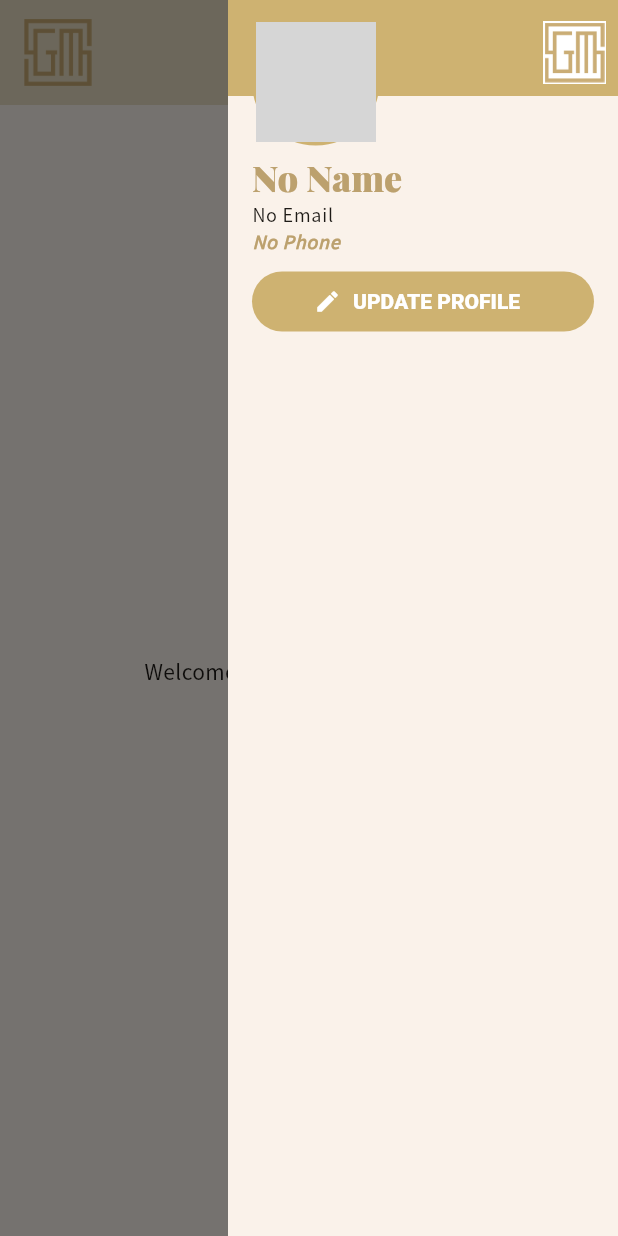
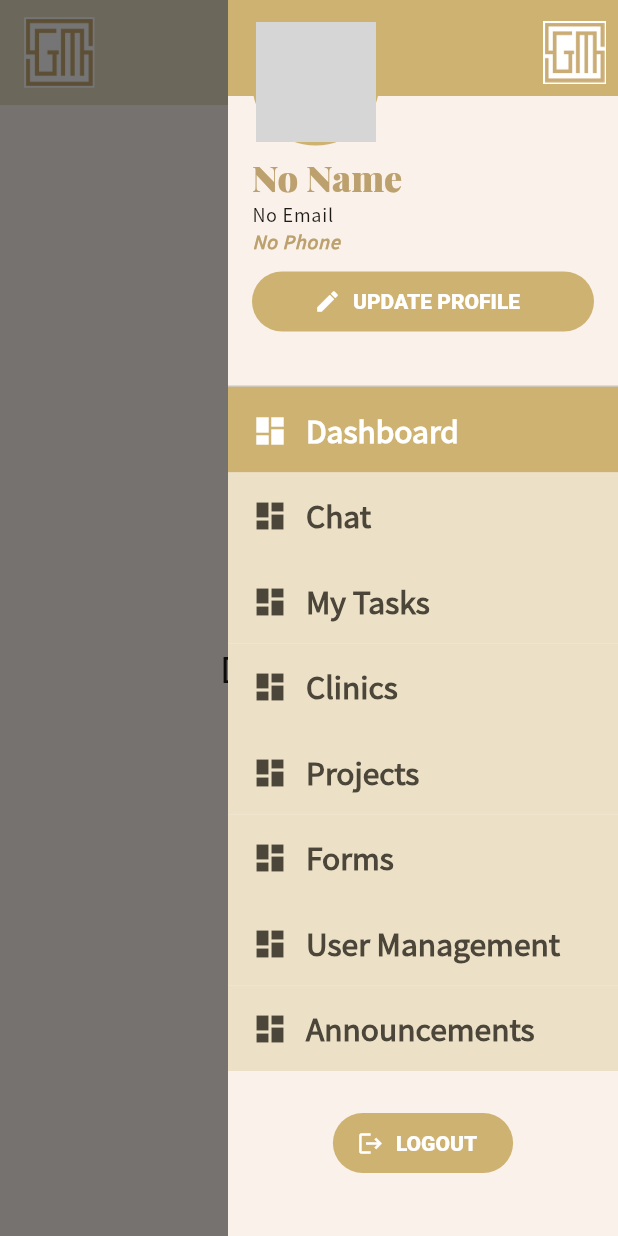
Before and after one commit to 10xBlitz/sgm, a Flutter app: the MainScreen screen opened by its route, with the side drawer open, on a phone screen of 412 x 824 dp. Run offline on Flutter 3.47's test engine with Material 3 defaults, Android fonts, the phone set to English and light mode, and no system bars; our stand-ins replace cached_network_image, go_router, image_picker, supabase_flutter; accounts and stored records are empty; network calls fail; project files that could hold a hidden picture were left out; grey boxes are pictures that could not be loaded.

Commit message:
initial nav

```diff
--- /dev/null
+++ b/lib/mainTabs/announcements.tab.dart
@@ -0,0 +1,11 @@
+import 'package:flutter/material.dart';
+
+class AnnouncementsTab extends StatelessWidget {
+  static const String tabTitle = 'Announcements';
+  const AnnouncementsTab({super.key});
+
+  @override
+  Widget build(BuildContext context) {
+    return Center(child: Text(tabTitle, style: TextStyle(fontSize: 24)));
+  }
+}
--- /dev/null
+++ b/lib/mainTabs/chat.tab.dart
@@ -0,0 +1,11 @@
+import 'package:flutter/material.dart';
+
+class ChatTab extends StatelessWidget {
+  static const String tabTitle = 'Chat';
+  const ChatTab({super.key});
+
+  @override
+  Widget build(BuildContext context) {
+    return Center(child: Text(tabTitle, style: TextStyle(fontSize: 24)));
+  }
+}
--- /dev/null
+++ b/lib/mainTabs/clinics.tab.dart
@@ -0,0 +1,11 @@
+import 'package:flutter/material.dart';
+
+class ClinicsTab extends StatelessWidget {
+  static const String tabTitle = 'Clinics';
+  const ClinicsTab({super.key});
+
+  @override
+  Widget build(BuildContext context) {
+    return Center(child: Text(tabTitle, style: TextStyle(fontSize: 24)));
+  }
+}
--- /dev/null
+++ b/lib/mainTabs/dashboard.tab.dart
@@ -0,0 +1,11 @@
+import 'package:flutter/material.dart';
+
+class DashboardTab extends StatelessWidget {
+  static const String tabTitle = 'Dashboard';
+  const DashboardTab({super.key});
+
+  @override
+  Widget build(BuildContext context) {
+    return Center(child: Text(tabTitle, style: TextStyle(fontSize: 24)));
+  }
+}
--- /dev/null
+++ b/lib/mainTabs/forms.tab.dart
@@ -0,0 +1,11 @@
+import 'package:flutter/material.dart';
+
+class FormsTab extends StatelessWidget {
+  static const String tabTitle = 'Forms';
+  const FormsTab({super.key});
+
+  @override
+  Widget build(BuildContext context) {
+    return Center(child: Text(tabTitle, style: TextStyle(fontSize: 24)));
+  }
+}
--- /dev/null
+++ b/lib/mainTabs/my_task.tab.dart
@@ -0,0 +1,11 @@
+import 'package:flutter/material.dart';
+
+class MyTaskTab extends StatelessWidget {
+  static const String tabTitle = 'My Tasks';
+  const MyTaskTab({super.key});
+
+  @override
+  Widget build(BuildContext context) {
+    return Center(child: Text(tabTitle, style: TextStyle(fontSize: 24)));
+  }
+}
--- /dev/null
+++ b/lib/mainTabs/procedures.tab.dart
@@ -0,0 +1,11 @@
+import 'package:flutter/material.dart';
+
+class ProceduresTab extends StatelessWidget {
+  static const String tabTitle = 'Procedures';
+  const ProceduresTab({super.key});
+
+  @override
+  Widget build(BuildContext context) {
+    return Center(child: Text(tabTitle, style: TextStyle(fontSize: 24)));
+  }
+}
--- /dev/null
+++ b/lib/mainTabs/projects.tab.dart
@@ -0,0 +1,11 @@
+import 'package:flutter/material.dart';
+
+class ProjectsTab extends StatelessWidget {
+  static const String tabTitle = 'Projects';
+  const ProjectsTab({super.key});
+
+  @override
+  Widget build(BuildContext context) {
+    return Center(child: Text(tabTitle, style: TextStyle(fontSize: 24)));
+  }
+}
--- /dev/null
+++ b/lib/mainTabs/user_management.tab.dart
@@ -0,0 +1,11 @@
+import 'package:flutter/material.dart';
+
+class UserManagementTab extends StatelessWidget {
+  static const String tabTitle = 'User Management';
+  const UserManagementTab({super.key});
+
+  @override
+  Widget build(BuildContext context) {
+    return Center(child: Text(tabTitle, style: TextStyle(fontSize: 24)));
+  }
+}
--- a/lib/screens/main.screen.dart
+++ b/lib/screens/main.screen.dart
@@ -1,19 +1,31 @@
 import 'package:flutter/material.dart';
 import 'package:go_router/go_router.dart';
+import 'package:sgm/mainTabs/announcements.tab.dart';
+import 'package:sgm/mainTabs/chat.tab.dart';
+import 'package:sgm/mainTabs/clinics.tab.dart';
+import 'package:sgm/mainTabs/dashboard.tab.dart';
+import 'package:sgm/mainTabs/forms.tab.dart';
+import 'package:sgm/mainTabs/my_task.tab.dart';
+import 'package:sgm/mainTabs/procedures.tab.dart';
+import 'package:sgm/mainTabs/projects.tab.dart';
+import 'package:sgm/mainTabs/user_management.tab.dart';
 import 'package:sgm/screens/auth/login.screen.dart';
-import 'package:sgm/screens/auth/user_profile.update.screen.dart';
 import 'package:sgm/services/auth.service.dart';
-import 'package:sgm/widgets/user_avatar.dart';
+import 'package:sgm/widgets/side_nav.dart';
 
 class MainScreen extends StatefulWidget {
   static const routeName = "/";
-  const MainScreen({super.key});
+  const MainScreen({super.key, this.currentTab = DashboardTab.tabTitle});
+
+  final String currentTab;
 
   @override
   State<MainScreen> createState() => _MainScreenState();
 }
 
 class _MainScreenState extends State<MainScreen> {
+  String selectedTab = DashboardTab.tabTitle;
+
   @override
   Widget build(BuildContext context) {
     // Create a global instance for easy access
@@ -24,16 +36,17 @@ class _MainScreenState extends State<MainScreen> {
         title: Row(
           spacing: 16,
           children: [
-            Image.asset('assets/images/logo.png', height: 45, width: 45),
-            // Expanded(
-            //   child: Text(
-            //     "Seoul Guide Medical",
-            //     style: Theme.of(context).textTheme.headlineSmall?.copyWith(
-            //       color: Theme.of(context).colorScheme.onSecondaryContainer,
-            //       fontWeight: FontWeight.w900,
-            //     ),
-            //   ),
-            // ),
+            Container(
+              color: Colors.white,
+              child: Padding(
+                padding: const EdgeInsets.all(1.0),
+                child: Image.asset(
+                  'assets/images/logo.png',
+                  height: 45,
+                  width: 45,
+                ),
+              ),
+            ),
           ],
         ),
         backgroundColor: Theme.of(context).colorScheme.secondaryContainer,
@@ -65,134 +78,45 @@ class _MainScreenState extends State<MainScreen> {
         backgroundColor: Theme.of(context).colorScheme.surfaceContainerLow,
         shape: const RoundedRectangleBorder(),
         width: 260,
-        child: SingleChildScrollView(
-          child: Column(
-            children: [
-              Stack(
-                children: [
-                  // Container overlap
-                  Container(
-                    width: double.infinity,
-                    color: Theme.of(context).colorScheme.primary,
-                    child: SafeArea(
-                      top: true,
-                      bottom: false,
-                      // child: SizedBox(height: 50),
-                      child: Align(
-                        alignment: Alignment.bottomRight,
-                        child: Padding(
-                          padding: const EdgeInsets.only(
-                            right: 8,
-                            bottom: 8,
-                            top: 14,
-                          ),
-                          child: Container(
-                            color: Colors.white,
-                            child: Padding(
-                              padding: const EdgeInsets.all(1.0),
-                              child: Image.asset(
-                                'assets/images/logo.png',
-                                height: 40,
-                              ),
-                            ),
-                          ),
-                        ),
-                      ),
-                    ),
-                  ),
-                  SafeArea(
-                    child: Column(
-                      children: [
-                        Padding(
-                          padding: const EdgeInsets.fromLTRB(
-                            16.0,
-                            12.0,
-                            16.0,
-                            0.0,
-                          ),
-                          child: Row(
-                            crossAxisAlignment: CrossAxisAlignment.end,
-                            children: [
-                              UserAvatar(
-                                imageUrl:
-                                    authService
-                                        .currentUserProfile
-                                        ?.profileImage ??
-                                    '',
-                              ),
-                              SizedBox(width: 8),
-                            ],
-                          ),
-                        ),
-                      ],
-                    ),
-                  ),
-                ],
-              ),
-              SizedBox(height: 8),
-              Padding(
-                padding: const EdgeInsets.symmetric(horizontal: 16),
-                child: Column(
-                  crossAxisAlignment: CrossAxisAlignment.stretch,
-                  children: [
-                    Text(
-                      authService.currentUserProfile?.name ?? 'No Name',
-                      style: Theme.of(
-                        context,
-                      ).textTheme.headlineSmall?.copyWith(
-                        color:
-                            Theme.of(context).colorScheme.onSecondaryContainer,
-                        fontWeight: FontWeight.w900,
-                      ),
-                      maxLines: 1,
-                      overflow: TextOverflow.ellipsis,
-                    ),
-                    SizedBox(height: 4),
-                    Text(
-                      authService.currentUserProfile?.email ?? 'No Email',
-                      style: Theme.of(context).textTheme.labelMedium?.copyWith(
-                        fontWeight: FontWeight.w400,
-                      ),
-                      maxLines: 1,
-                      overflow: TextOverflow.ellipsis,
-                    ),
-                    SizedBox(height: 2),
-                    Text(
-                      authService.currentUserProfile?.phoneNumber ?? 'No Phone',
-                      style: Theme.of(context).textTheme.labelMedium?.copyWith(
-                        fontStyle: FontStyle.italic,
-                        fontWeight: FontWeight.w900,
-                        color:
-                            Theme.of(context).colorScheme.onSecondaryContainer,
-                      ),
-                      maxLines: 1,
-                      overflow: TextOverflow.ellipsis,
-                    ),
-                    SizedBox(height: 8),
-                    // Update Profile Button
-                    FilledButton.icon(
-                      onPressed: () async {
-                        await showGeneralDialog(
-                          context: context,
-                          pageBuilder: (context, a1, a2) {
-                            return UserProfileUpdateScreen();
-                          },
-                        );
-                        if (!mounted) return;
-                        setState(() {});
-                      },
-                      icon: Icon(Icons.edit),
-                      label: Text("UPDATE PROFILE"),
-                    ),
-                  ],
-                ),
-              ),
-              SizedBox(height: 16),
-            ],
-          ),
+        child: SideNav(
+          selectedTab: selectedTab,
+          onTapTab: (targetTab) {
+            setState(() {
+              selectedTab = targetTab;
+            });
+            Navigator.of(context).pop();
+          },
         ),
       ),
-      body: Center(child: Text("Welcome to Seoul Guide Medical")),
+      // Update with better body
+      body: _buildBody(),
     );
   }
+
+  Widget _buildBody() {
+    switch (selectedTab) {
+      case DashboardTab.tabTitle:
+        return DashboardTab();
+      case ChatTab.tabTitle:
+        return ChatTab();
+      case MyTaskTab.tabTitle:
+        return MyTaskTab();
+      case ClinicsTab.tabTitle:
+        return ClinicsTab();
+      case ProjectsTab.tabTitle:
+        return ProjectsTab();
+      case ProceduresTab.tabTitle:
+        return ProceduresTab();
+      case FormsTab.tabTitle:
+        return FormsTab();
+      case UserManagementTab.tabTitle:
+        return UserManagementTab();
+      case AnnouncementsTab.tabTitle:
+        return AnnouncementsTab();
+      default:
+        return const Center(
+          child: Text('Default Screen', style: TextStyle(color: Colors.grey)),
+        );
+    }
+  }
 }
--- a/lib/theme/theme.dart
+++ b/lib/theme/theme.dart
@@ -1,5 +1,4 @@
 import "package:flutter/material.dart";
-import "package:google_fonts/google_fonts.dart";
 
 class MaterialTheme {
   final TextTheme textTheme;
@@ -23,17 +22,9 @@ class MaterialTheme {
   }
 
   static TextTheme createTextTheme(BuildContext context) {
-    const bodyFontString = 'Noto Sans KR';
-    const displayFontString = 'Playfair Display';
     TextTheme baseTextTheme = Theme.of(context).textTheme;
-    TextTheme bodyTextTheme = GoogleFonts.getTextTheme(
-      bodyFontString,
-      baseTextTheme,
-    );
-    TextTheme displayTextTheme = GoogleFonts.getTextTheme(
-      displayFontString,
-      baseTextTheme,
-    );
+    TextTheme bodyTextTheme = TextTheme();
+    TextTheme displayTextTheme = TextTheme();
     TextTheme textTheme = baseTextTheme;
     final String fontFamily = fontFamilyString.notoSansKr;
     final String fontfamilyDisplay = fontFamilyString.playfairDisplay;
--- /dev/null
+++ b/lib/widgets/side_nav.dart
@@ -0,0 +1,271 @@
+import 'package:flutter/material.dart';
+import 'package:go_router/go_router.dart';
+import 'package:sgm/mainTabs/announcements.tab.dart';
+import 'package:sgm/mainTabs/chat.tab.dart';
+import 'package:sgm/mainTabs/clinics.tab.dart';
+import 'package:sgm/mainTabs/dashboard.tab.dart';
+import 'package:sgm/mainTabs/forms.tab.dart';
+import 'package:sgm/mainTabs/my_task.tab.dart';
+import 'package:sgm/mainTabs/projects.tab.dart';
+import 'package:sgm/mainTabs/user_management.tab.dart';
+import 'package:sgm/screens/auth/login.screen.dart';
+import 'package:sgm/screens/auth/user_profile.update.screen.dart';
+import 'package:sgm/services/auth.service.dart';
+import 'package:sgm/widgets/user_avatar.dart';
+
+class SideNav extends StatefulWidget {
+  const SideNav({super.key, required this.selectedTab, required this.onTapTab});
+
+  final String selectedTab;
+  final Function(String targetTab) onTapTab;
+
+  @override
+  State<SideNav> createState() => _SideNavState();
+}
+
+class _SideNavState extends State<SideNav> {
+  final authService = AuthService();
+
+  @override
+  Widget build(BuildContext context) {
+    final theme = Theme.of(context);
+    return SingleChildScrollView(
+      child: Column(
+        children: [
+          Stack(
+            children: [
+              // Container overlap
+              Container(
+                width: double.infinity,
+                color: theme.colorScheme.primary,
+                child: SafeArea(
+                  top: true,
+                  bottom: false,
+                  // child: SizedBox(height: 50),
+                  child: Align(
+                    alignment: Alignment.bottomRight,
+                    child: Padding(
+                      padding: const EdgeInsets.only(
+                        right: 8,
+                        bottom: 8,
+                        top: 14,
+                      ),
+                      child: Container(
+                        color: Colors.white,
+                        child: Padding(
+                          padding: const EdgeInsets.all(1.0),
+                          child: Image.asset(
+                            'assets/images/logo.png',
+                            height: 40,
+                          ),
+                        ),
+                      ),
+                    ),
+                  ),
+                ),
+              ),
+              SafeArea(
+                child: Column(
+                  children: [
+                    Padding(
+                      padding: const EdgeInsets.fromLTRB(16.0, 12.0, 16.0, 0.0),
+                      child: Row(
+                        crossAxisAlignment: CrossAxisAlignment.end,
+                        children: [
+                          UserAvatar(
+                            imageUrl:
+                                authService.currentUserProfile?.profileImage ??
+                                '',
+                          ),
+                          SizedBox(width: 8),
+                        ],
+                      ),
+                    ),
+                  ],
+                ),
+              ),
+            ],
+          ),
+          SizedBox(height: 8),
+          Padding(
+            padding: const EdgeInsets.symmetric(horizontal: 16),
+            child: Column(
+              crossAxisAlignment: CrossAxisAlignment.stretch,
+              children: [
+                Text(
+                  authService.currentUserProfile?.name ?? 'No Name',
+                  style: Theme.of(context).textTheme.headlineSmall?.copyWith(
+                    color: Theme.of(context).colorScheme.onSecondaryContainer,
+                    fontWeight: FontWeight.w900,
+                  ),
+                  maxLines: 1,
+                  overflow: TextOverflow.ellipsis,
+                ),
+                SizedBox(height: 4),
+                Text(
+                  authService.currentUserProfile?.email ?? 'No Email',
+                  style: Theme.of(context).textTheme.labelMedium?.copyWith(
+                    fontWeight: FontWeight.w400,
+                  ),
+                  maxLines: 1,
+                  overflow: TextOverflow.ellipsis,
+                ),
+                SizedBox(height: 2),
+                Text(
+                  authService.currentUserProfile?.phoneNumber ?? 'No Phone',
+                  style: Theme.of(context).textTheme.labelMedium?.copyWith(
+                    fontStyle: FontStyle.italic,
+                    fontWeight: FontWeight.w900,
+                    color: Theme.of(context).colorScheme.onSecondaryContainer,
+                  ),
+                  maxLines: 1,
+                  overflow: TextOverflow.ellipsis,
+                ),
+                SizedBox(height: 8),
+                // Update Profile Button
+                FilledButton.icon(
+                  onPressed: () async {
+                    await showGeneralDialog(
+                      context: context,
+                      pageBuilder: (context, a1, a2) {
+                        return UserProfileUpdateScreen();
+                      },
+                    );
+                    if (!mounted) return;
+                    setState(() {});
+                  },
+                  icon: Icon(Icons.edit),
+                  label: Text("UPDATE PROFILE"),
+                ),
+              ],
+            ),
+          ),
+          SizedBox(height: 32),
+          Divider(height: 1),
+          Column(
+            crossAxisAlignment: CrossAxisAlignment.stretch,
+            children: [
+              SideNavButton(
+                onTapNav: widget.onTapTab,
+                title: DashboardTab.tabTitle,
+                selectedNav: widget.selectedTab,
+              ),
+              SideNavButton(
+                onTapNav: widget.onTapTab,
+                title: ChatTab.tabTitle,
+                selectedNav: widget.selectedTab,
+              ),
+              SideNavButton(
+                onTapNav: widget.onTapTab,
+                title: MyTaskTab.tabTitle,
+                selectedNav: widget.selectedTab,
+              ),
+              SideNavButton(
+                onTapNav: widget.onTapTab,
+                title: ClinicsTab.tabTitle,
+                selectedNav: widget.selectedTab,
+              ),
+              SideNavButton(
+                onTapNav: widget.onTapTab,
+                title: ProjectsTab.tabTitle,
+                selectedNav: widget.selectedTab,
+              ),
+              SideNavButton(
+                onTapNav: widget.onTapTab,
+                title: FormsTab.tabTitle,
+                selectedNav: widget.selectedTab,
+              ),
+              SideNavButton(
+                onTapNav: widget.onTapTab,
+                title: UserManagementTab.tabTitle,
+                selectedNav: widget.selectedTab,
+              ),
+              SideNavButton(
+                onTapNav: widget.onTapTab,
+                title: AnnouncementsTab.tabTitle,
+                selectedNav: widget.selectedTab,
+              ),
+            ],
+          ),
+          SizedBox(height: 24),
+          // Logout
+          FilledButton.icon(
+            onPressed: () async {
+              await authService.logout();
+              if (context.mounted) {
+                context.go(LoginScreen.routeName);
+              }
+            },
+            icon: Icon(Icons.logout),
+            label: Text("LOGOUT"),
+          ),
+          SizedBox(height: 24),
+        ],
+      ),
+    );
+  }
+}
+
+class SideNavButton extends StatelessWidget {
+  const SideNavButton({
+    super.key,
+    required this.onTapNav,
+    required this.title,
+    required this.selectedNav,
+  });
+
+  final String title;
+  final Function(String targetTab) onTapNav;
+  final String selectedNav;
+
+  @override
+  Widget build(BuildContext context) {
+    final isSelected = selectedNav == title;
+    final theme = Theme.of(context);
+    return InkWell(
+      onTap: () {
+        onTapNav(title);
+      },
+      child: Container(
+        decoration: BoxDecoration(
+          color:
+              isSelected
+                  ? theme.colorScheme.primary
+                  : theme.colorScheme.secondaryContainer,
+        ),
+        child: Padding(
+          padding: const EdgeInsets.fromLTRB(16.0, 16.0, 16.0, 16.0),
+          child: Row(
+            crossAxisAlignment: CrossAxisAlignment.end,
+            children: [
+              Container(
+                alignment: Alignment.bottomLeft,
+                width: 32,
+                child: Icon(
+                  Icons.dashboard,
+                  color:
+                      isSelected
+                          ? Colors.white
+                          : theme.colorScheme.onSurfaceVariant,
+                  size: 24,
+                ),
+              ),
+              SizedBox(width: 4),
+              Text(
+                title,
+                style: Theme.of(context).textTheme.titleLarge?.copyWith(
+                  color:
+                      isSelected
+                          ? Colors.white
+                          : theme.colorScheme.onSurfaceVariant,
+                  fontWeight: FontWeight.w800,
+                  fontSize: 20,
+                ),
+              ),
+            ],
+          ),
+        ),
+      ),
+    );
+  }
+}
--- a/pubspec.yaml
+++ b/pubspec.yaml
@@ -13,7 +13,6 @@ dependencies:
   flutter:
     sdk: flutter
   go_router: ^15.1.1
-  google_fonts: ^6.2.1
   http: ^1.3.0
   image_picker: ^1.1.2
   path: ^1.9.1
```
Also changed, not shown: pubspec.lock.
